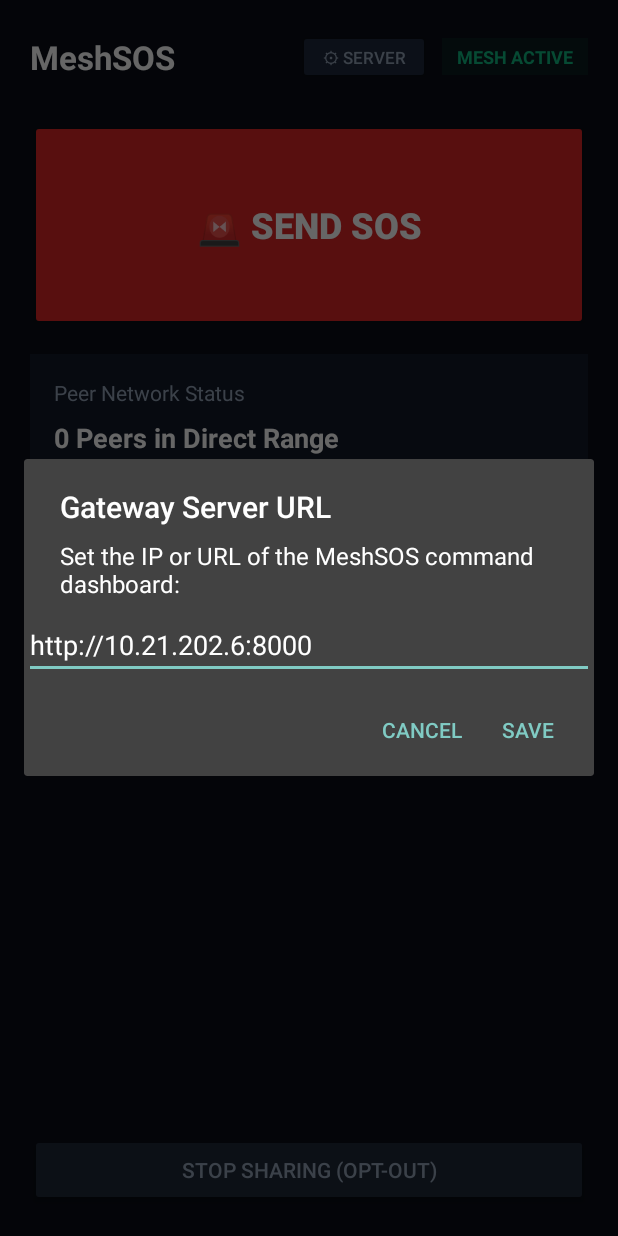
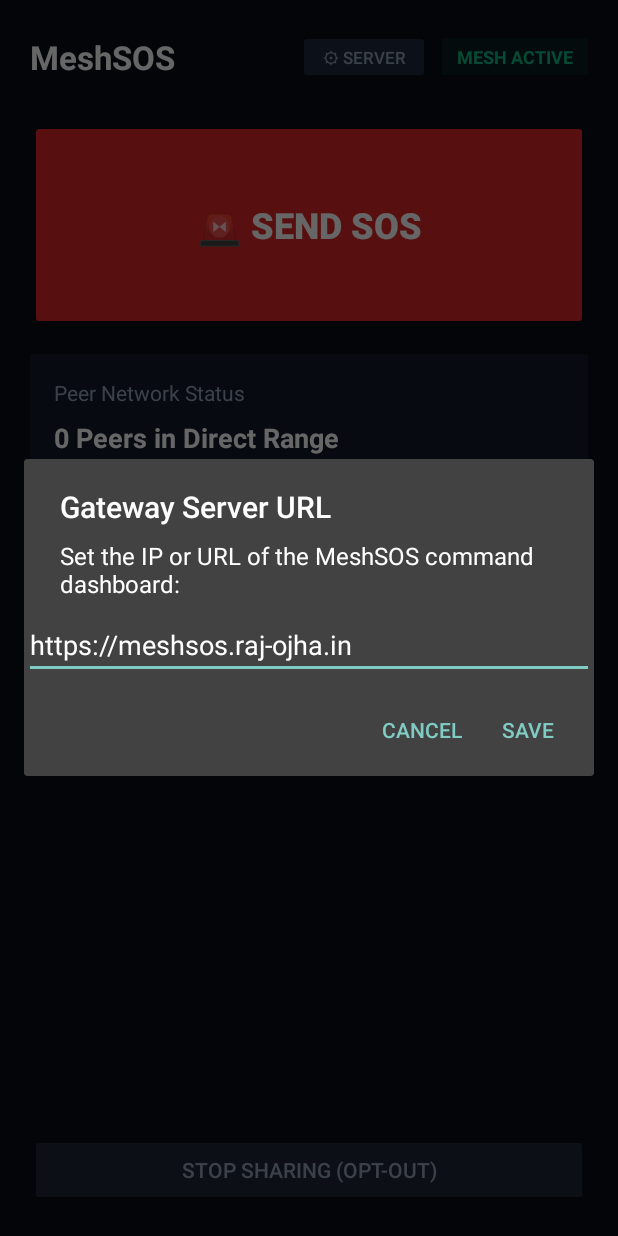
Before and after one commit to Rajojha-1/meshSOS, an Android app: the screen it shows after launch (MainActivity), after a tap on "⚙ SERVER", on a phone screen of 412 x 824 dp. Run offline under Robolectric (Android 15) with nearby library versions, the light colour scheme and no system bars.

Commit message:
Configure default URL to https://meshsos.raj-ojha.in and send immediate heartbeat

```diff
--- a/android/app/src/main/java/org/meshsos/MainActivity.kt
+++ b/android/app/src/main/java/org/meshsos/MainActivity.kt
@@ -136,11 +136,11 @@ class MainActivity : AppCompatActivity() {
 
     private fun showServerConfigDialog() {
         val prefs = getSharedPreferences("meshsos_config", MODE_PRIVATE)
-        val currentUrl = prefs.getString("backend_url", "http://10.21.202.6:8000") ?: "http://10.21.202.6:8000"
+        val currentUrl = prefs.getString("backend_url", "https://meshsos.raj-ojha.in") ?: "https://meshsos.raj-ojha.in"
 
         val input = android.widget.EditText(this).apply {
             setText(currentUrl)
-            hint = "http://10.21.202.6:8000 or tunnel URL"
+            hint = "https://meshsos.raj-ojha.in"
         }
 
         androidx.appcompat.app.AlertDialog.Builder(this)
--- a/android/app/src/main/java/org/meshsos/gateway/GatewayManager.kt
+++ b/android/app/src/main/java/org/meshsos/gateway/GatewayManager.kt
@@ -21,7 +21,7 @@ import java.util.concurrent.ConcurrentLinkedQueue
  */
 class GatewayManager(
     private val context: Context,
-    defaultUrl: String = "http://10.0.2.2:8000"
+    defaultUrl: String = "https://meshsos.raj-ojha.in"
 ) {
     var backendBaseUrl: String = context.getSharedPreferences("meshsos_config", Context.MODE_PRIVATE)
         .getString("backend_url", defaultUrl) ?: defaultUrl
--- a/android/app/src/main/java/org/meshsos/service/MeshForegroundService.kt
+++ b/android/app/src/main/java/org/meshsos/service/MeshForegroundService.kt
@@ -66,8 +66,8 @@ class MeshForegroundService : Service() {
         }
         transportManager.startAll()
 
-        // Schedule periodic heartbeat & relay queue processing
-        scheduler.scheduleWithFixedDelay({ runTick() }, 5, 5, TimeUnit.SECONDS)
+        // Schedule periodic heartbeat & relay queue processing (immediate 1s startup)
+        scheduler.scheduleWithFixedDelay({ runTick() }, 1, 5, TimeUnit.SECONDS)
     }
 
     companion object {
```
